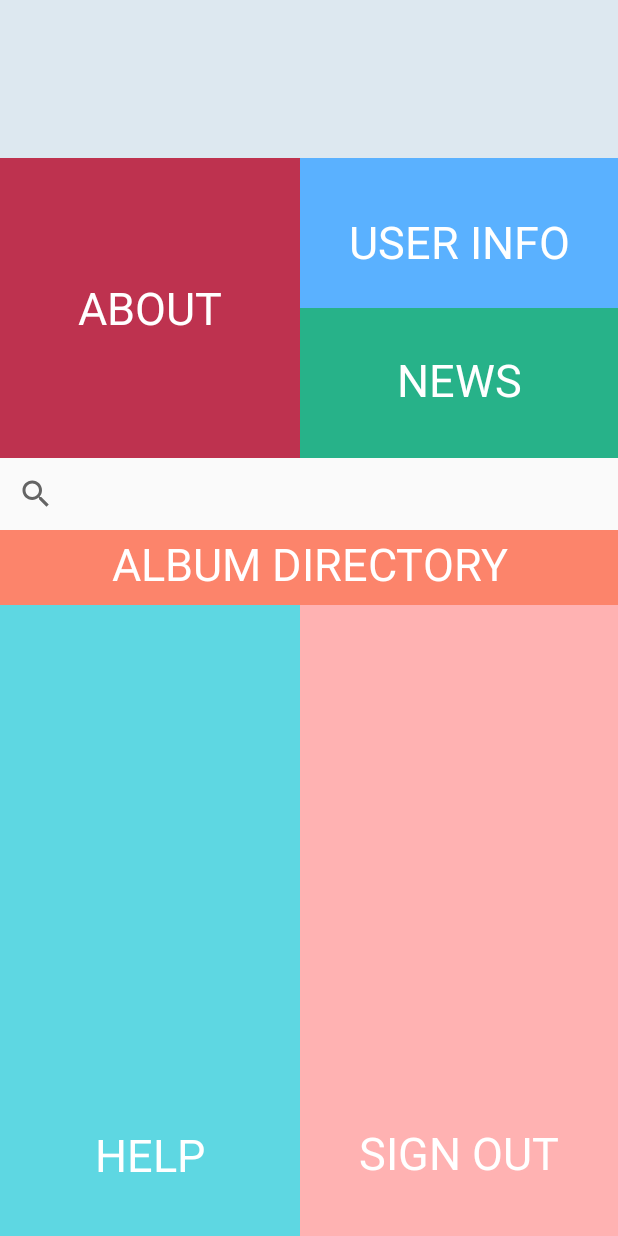
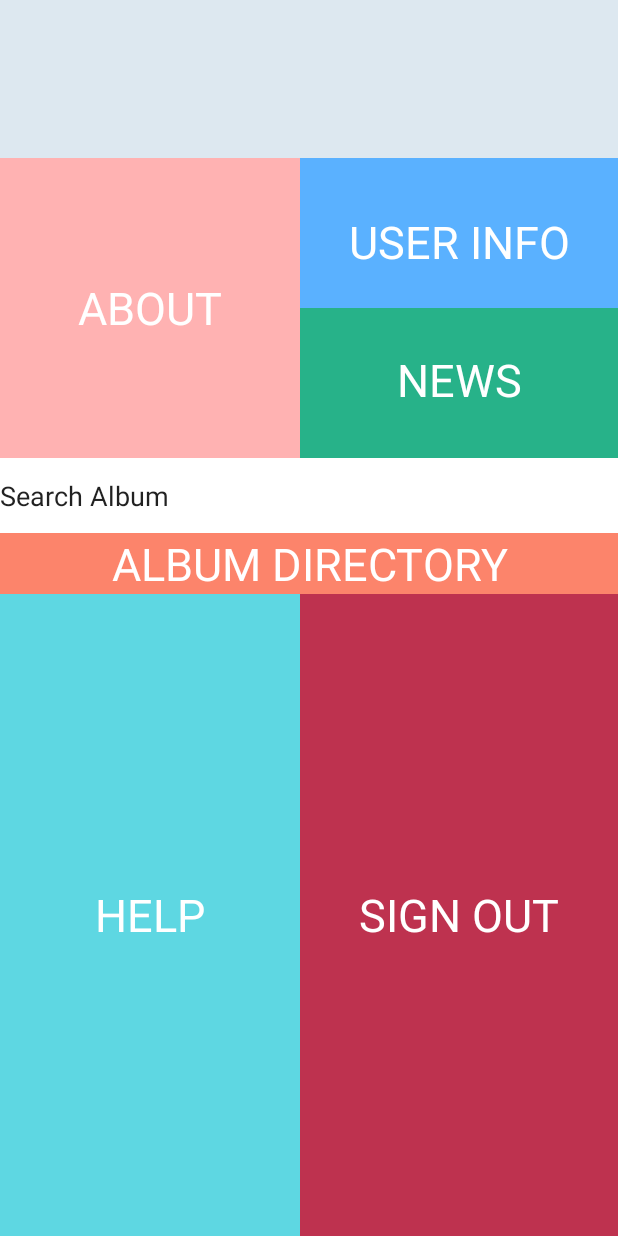
Before and after one commit to lbenitez1/RipeSpaghetti, an Android app: the layout activity_user.xml on its own in the app's theme, with its tools: preview values and no code run, on a phone screen of 412 x 824 dp. Run offline under Robolectric (Android 15) with nearby library versions, the phone set to English and light mode, and no system bars; network calls fail.

Commit message:
search album request

```diff
--- /dev/null
+++ b/app/src/main/java/com/leonardobenitez/leonardobenitez/ripespaghetti/AlbumRequest.java
@@ -0,0 +1,25 @@
+package com.leonardobenitez.leonardobenitez.ripespaghetti;
+
+import com.android.volley.Response;
+import com.android.volley.toolbox.StringRequest;
+
+import java.util.HashMap;
+import java.util.Map;
+
+/**
+ * Created by leonardobenitez on 4/27/16.
+ */
+public class AlbumRequest extends StringRequest {
+    private static final String SEARCH_ALBUM_URL = "http://leonardobenitez.com/ripeSpaghetti/volleySearchAlbum.php";
+    private Map<String, String> params;
+    public AlbumRequest(String search, Response.Listener<String> listener) {
+        super(Method.POST, SEARCH_ALBUM_URL, listener, null);
+        params = new HashMap<>();
+        params.put("search", search);
+    }
+
+    @Override
+    public Map<String, String> getParams() {
+        return params;
+    }
+}
--- a/app/src/main/java/com/leonardobenitez/leonardobenitez/ripespaghetti/UserActivity.java
+++ b/app/src/main/java/com/leonardobenitez/leonardobenitez/ripespaghetti/UserActivity.java
@@ -8,9 +8,12 @@ import android.support.v7.app.AppCompatActivity;
 import android.os.Bundle;
 import android.support.v7.widget.SearchView;
 import android.util.Log;
+import android.view.KeyEvent;
 import android.view.View;
+import android.view.inputmethod.EditorInfo;
 import android.widget.EditText;
 import android.widget.TextView;
+import android.widget.Toast;
 
 import com.android.volley.RequestQueue;
 import com.android.volley.Response;
@@ -25,7 +28,6 @@ public class UserActivity extends AppCompatActivity {
     protected void onCreate(Bundle savedInstanceState) {
         super.onCreate(savedInstanceState);
         setContentView(R.layout.activity_user);
-
         // display hello to user
         final TextView welcomeMessage = (TextView) findViewById(R.id.tvWelcomeMessage);
         Intent intent = getIntent();
@@ -34,8 +36,51 @@ public class UserActivity extends AppCompatActivity {
         // construct welcome message to user
         String message = "Hello "+username;
         welcomeMessage.setText(message);
+        // Edit text variable for grabbing info for search album
+        EditText searchAlbum = ((EditText)findViewById(R.id.searchAlbum));
+        searchAlbum.setOnEditorActionListener(new TextView.OnEditorActionListener(){
+            @Override
+            public boolean onEditorAction(TextView textView, int i, KeyEvent keyEvent){
+                boolean handled = false;
+                if(i == EditorInfo.IME_ACTION_DONE){
+                    String search = textView.getText().toString();
+                    // Response received from the server
+                    Response.Listener<String> responseListener = new Response.Listener<String>() {
+                        @Override
+                        public void onResponse(String response) {
+                            try {
+                                JSONObject jsonResponse = new JSONObject(response);
+                                boolean success = jsonResponse.getBoolean("success");
 
-    }
+                                if (success) {
+                                    //Log.d("success", "true");
+                                    String album = jsonResponse.getString("album");
+                                    Intent intent = new Intent(UserActivity.this, AlbumActivity.class);
+                                    intent.putExtra("username", username);
+                                    intent.putExtra("album", album);
+                                    UserActivity.this.startActivity(intent);
+                                } else {
+                                    //Log.d("success", "false");
+                                    AlertDialog.Builder builder = new AlertDialog.Builder(UserActivity.this);
+                                    builder.setMessage("Album does not exist\nWould you like to upload this album?")
+                                            .setNegativeButton("Upload", null)
+                                            .create()
+                                            .show();
+                                }
+
+                            } catch (JSONException e) {
+                                e.printStackTrace();
+                            }
+                        }
+                    };
+                    AlbumRequest albumRequest = new AlbumRequest(search, responseListener);
+                    RequestQueue queue = Volley.newRequestQueue(UserActivity.this);
+                    queue.add(albumRequest);
+                }
+                return handled;
+            }
+        });
+        }
     public void userInfoButtonOnClick(View v){
         // view user info and edit
         Intent userInfo = new Intent(getApplicationContext(),UserInfoActivity.class);
@@ -67,48 +112,4 @@ public class UserActivity extends AppCompatActivity {
         Intent help = new Intent(getApplicationContext(),HelpActivity.class);
         UserActivity.this.startActivity(help);
     }
-    public void searchAlbumOnClick(View v){
-        // search album
-        final String search = null;
-        SearchManager searchManager =
-                (SearchManager) getSystemService(Context.SEARCH_SERVICE);
-        SearchView searchView =
-                (SearchView) findItem(R.id.searchView).getActionView();
-        searchView.setSearchableInfo(
-                searchManager.getSearchableInfo(getComponentName()));
-        // Response received from the server
-        Response.Listener<String> responseListener = new Response.Listener<String>() {
-            @Override
-            public void onResponse(String response) {
-                try {
-                    JSONObject jsonResponse = new JSONObject(response);
-                    boolean success = jsonResponse.getBoolean("success");
-
-                    if (success) {
-                        //Log.d("success", "true");
-                        String album = jsonResponse.getString("album");
-                        Intent intent = new Intent(UserActivity.this, AlbumActivity.class);
-                        intent.putExtra("username", username);
-                        intent.putExtra("album", album);
-                        UserActivity.this.startActivity(intent);
-                    } else {
-                        //Log.d("success", "false");
-                        AlertDialog.Builder builder = new AlertDialog.Builder(UserActivity.this);
-                        builder.setMessage("Album does not exist\nWould you like to upload this album?")
-                                .setNegativeButton("Upload", null)
-                                .create()
-                                .show();
-                    }
-
-                } catch (JSONException e) {
-                    e.printStackTrace();
-                }
-            }
-        };
-/*
-        AlbumRequest albumRequest = new AlbumRequest(search, responseListener);
-        RequestQueue queue = Volley.newRequestQueue(UserActivity.this);
-        queue.add(albumRequest);
-*/
-    }
 }
--- a/app/src/main/res/layout/activity_user.xml
+++ b/app/src/main/res/layout/activity_user.xml
@@ -11,7 +11,7 @@
         android:id="@+id/aboutButton"
         android:layout_alignParentLeft="true"
         android:layout_alignParentStart="true"
-        android:background="#CCB00125"
+        android:background="#FFB2B2"
         android:clickable="true"
         android:onClick="aboutButtonOnClick"
         android:layout_below="@+id/userInfoButton" />
@@ -49,19 +49,6 @@
         android:background="#27B289"
         android:onClick="newsButtonOnClick" />
 
-    <ImageButton
-        android:layout_width="wrap_content"
-        android:layout_height="150dp"
-        android:id="@+id/helpButton"
-        android:layout_alignParentBottom="true"
-        android:background="#5ED7E2"
-        android:layout_alignStart="@+id/aboutButton"
-        android:layout_alignLeft="@+id/aboutButton"
-        android:layout_alignRight="@+id/aboutButton"
-        android:layout_alignEnd="@+id/aboutButton"
-        android:layout_below="@+id/albumDirectoryButton"
-        android:onClick="helpButtonOnClick" />
-
     <TextView
         android:layout_width="wrap_content"
         android:layout_height="wrap_content"
@@ -77,55 +64,22 @@
         android:layout_marginTop="35dp"
         android:textSize="30dp" />
 
-    <ImageButton
-        android:layout_width="wrap_content"
-        android:layout_height="150dp"
-        android:id="@+id/signOutButton"
-        android:background="#FFB2B2"
-        android:layout_alignBottom="@+id/helpButton"
-        android:layout_toRightOf="@+id/helpButton"
-        android:layout_alignEnd="@+id/newsButton"
-        android:layout_alignRight="@+id/newsButton"
-        android:layout_below="@+id/albumDirectoryButton"
-        android:onClick="signOutButtonOnClick" />
-
-    <SearchView
-        android:layout_width="wrap_content"
-        android:layout_height="wrap_content"
-        android:id="@+id/searchView"
-        android:layout_below="@+id/newsButton"
-        android:layout_alignLeft="@+id/aboutButton"
-        android:layout_alignStart="@+id/aboutButton"
-        android:queryHint="Search Albums"
-        android:layout_alignRight="@+id/newsButton"
-        android:layout_alignEnd="@+id/newsButton"
-        android:onClick="searchAlbumOnClick" />
-
     <TextView
         android:layout_width="wrap_content"
         android:layout_height="wrap_content"
         android:text="SIGN OUT"
-        android:id="@+id/textView3"
+        android:id="@+id/signOut"
         android:gravity="center|center_horizontal"
         android:textSize="30dp"
         android:textColor="#fff"
+        android:background="#CCB00125"
+        android:layout_toRightOf="@+id/help"
         android:layout_alignParentBottom="true"
-        android:layout_toRightOf="@+id/helpButton"
-        android:layout_alignRight="@+id/signOutButton"
-        android:layout_alignEnd="@+id/signOutButton"
-        android:layout_marginBottom="35dp" />
-
-    <ImageButton
-        android:layout_width="wrap_content"
-        android:layout_height="50dp"
-        android:id="@+id/albumDirectoryButton"
-        android:layout_below="@+id/searchView"
-        android:layout_alignLeft="@+id/searchView"
-        android:layout_alignStart="@+id/searchView"
-        android:layout_alignRight="@+id/searchView"
-        android:layout_alignEnd="@+id/searchView"
-        android:background="#FC846B"
-        android:onClick="albumDirectoryButtonOnClick" />
+        android:layout_below="@+id/albumDirectory"
+        android:layout_alignRight="@+id/newsButton"
+        android:layout_alignEnd="@+id/newsButton"
+        android:clickable="true"
+        android:onClick="signOutButtonOnClick" />
 
     <TextView
         android:layout_width="wrap_content"
@@ -148,32 +102,17 @@
         android:layout_height="wrap_content"
         android:textAppearance="?android:attr/textAppearanceLarge"
         android:text="ALBUM DIRECTORY"
-        android:id="@+id/textView4"
+        android:id="@+id/albumDirectory"
         android:gravity="center_horizontal"
         android:textColor="#fff"
         android:textSize="30dp"
-        android:layout_above="@+id/helpButton"
-        android:layout_alignLeft="@+id/helpButton"
-        android:layout_alignStart="@+id/helpButton"
-        android:layout_alignRight="@+id/albumDirectoryButton"
-        android:layout_alignEnd="@+id/albumDirectoryButton"
-        android:layout_marginBottom="7dp" />
-
-    <TextView
-        android:layout_width="wrap_content"
-        android:layout_height="wrap_content"
-        android:textAppearance="?android:attr/textAppearanceLarge"
-        android:text="HELP"
-        android:id="@+id/textView6"
-        android:textSize="30dp"
-        android:textColor="#fff"
-        android:gravity="center_horizontal"
-        android:layout_alignBottom="@+id/helpButton"
-        android:layout_alignLeft="@+id/helpButton"
-        android:layout_alignStart="@+id/helpButton"
-        android:layout_toLeftOf="@+id/signOutButton"
-        android:layout_toStartOf="@+id/signOutButton"
-        android:layout_marginBottom="34dp" />
+        android:background="#FC846B"
+        android:onClick="albumDirectoryButtonOnClick"
+        android:layout_below="@+id/searchAlbum"
+        android:layout_alignParentLeft="true"
+        android:layout_alignParentStart="true"
+        android:layout_alignRight="@+id/signOut"
+        android:layout_alignEnd="@+id/signOut" />
 
     <TextView
         android:layout_width="wrap_content"
@@ -203,4 +142,34 @@
         android:layout_alignStart="@+id/aboutButton"
         android:layout_marginBottom="20dp" />
 
+    <TextView
+        android:layout_width="wrap_content"
+        android:layout_height="wrap_content"
+        android:textAppearance="?android:attr/textAppearanceLarge"
+        android:text="HELP"
+        android:id="@+id/help"
+        android:textSize="30dp"
+        android:textColor="#fff"
+        android:gravity="center_vertical|center_horizontal"
+        android:layout_below="@+id/albumDirectory"
+        android:layout_alignParentLeft="true"
+        android:layout_alignParentStart="true"
+        android:layout_alignParentBottom="true"
+        android:layout_toLeftOf="@+id/newsButton"
+        android:layout_toStartOf="@+id/newsButton"
+        android:background="#5ED7E2"
+        android:onClick="helpButtonOnClick" />
+
+    <EditText
+        android:layout_width="wrap_content"
+        android:layout_height="50dp"
+        android:id="@+id/searchAlbum"
+        android:layout_alignParentLeft="true"
+        android:layout_alignParentStart="false"
+        android:layout_below="@+id/textView5"
+        android:layout_alignRight="@+id/newsButton"
+        android:layout_alignEnd="@+id/newsButton"
+        android:background="#fff"
+        android:text="Search Album" />
+
 </RelativeLayout>
```
